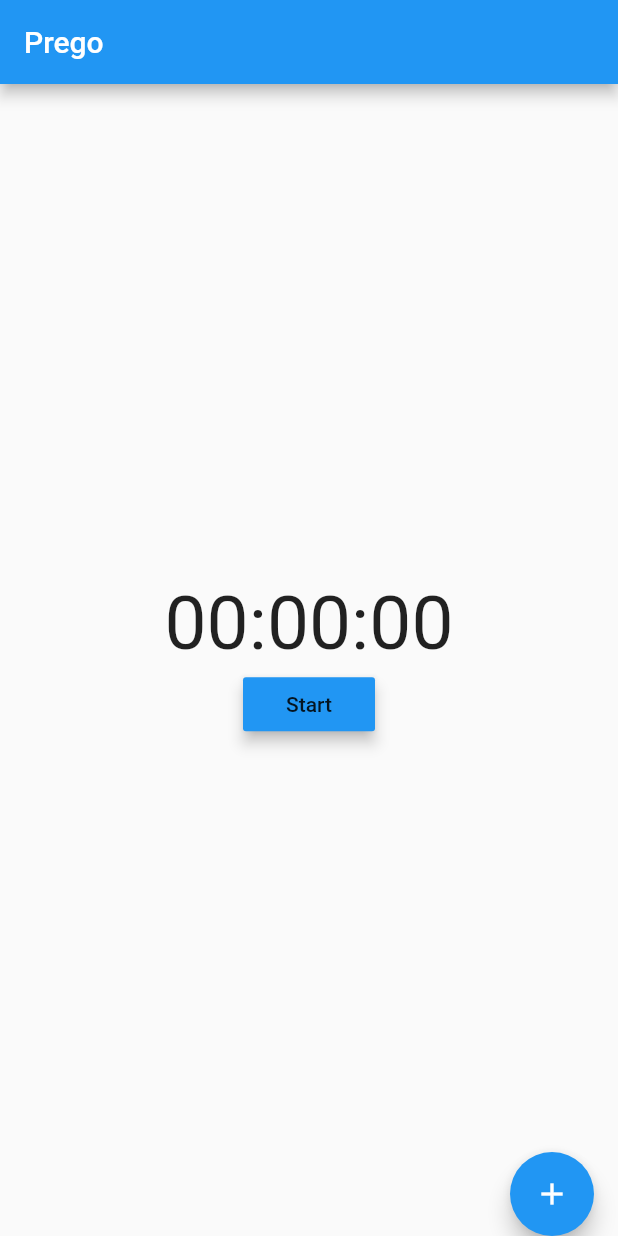
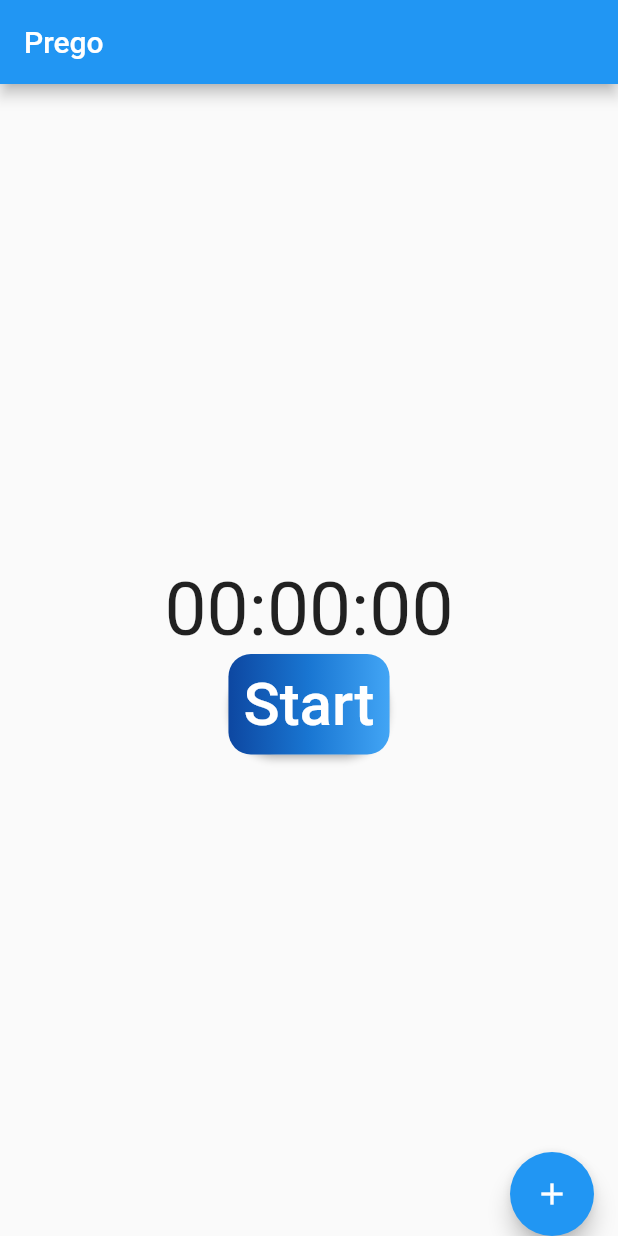
Before and after one commit to jonaylor89/prego, a Flutter app: the screen it shows after launch, on a phone screen of 412 x 824 dp. Run offline on Flutter 3.47's test engine with Material 2 defaults, Android fonts, the phone set to English and light mode, and no system bars; our stand-ins replace dynamic_theme, shared_preferences.

Commit message:
Gradient button

```diff
--- a/lib/main.dart
+++ b/lib/main.dart
@@ -3,7 +3,6 @@ import 'dart:async';
 import 'package:flutter/material.dart';
 import 'package:dynamic_theme/dynamic_theme.dart';
 import 'package:shared_preferences/shared_preferences.dart';
-
 
 void main() => runApp(MyApp());
 
@@ -85,7 +84,9 @@ class _MyHomePageState extends State<MyHomePage> {
   }
 
   Text startStopButtonText() {
-    return sw.isRunning ? Text('Stop') : Text('Start');
+    return sw.isRunning
+        ? Text('Stop', style: TextStyle(fontSize: 40))
+        : Text('Start', style: TextStyle(fontSize: 40));
   }
 
   Future<Duration> _onLoading() async {
@@ -245,13 +246,27 @@ class _MyHomePageState extends State<MyHomePage> {
               Text(_formatDuration(Duration(milliseconds: timerText)),
                   style: TextStyle(fontSize: 50)),
               RaisedButton(
-                child: startStopButtonText(),
-                color: Theme.of(context).accentColor,
-                elevation: 4.0,
-                splashColor: Colors.blueGrey,
                 onPressed: () {
                   toggleDataCollection();
                 },
+                shape: RoundedRectangleBorder(
+                    borderRadius: BorderRadius.all(Radius.circular(32.0))),
+                textColor: Colors.white,
+                padding: const EdgeInsets.all(0.0),
+                child: Container(
+                  decoration: const BoxDecoration(
+                    borderRadius: BorderRadius.all(Radius.circular(15.0)),
+                    gradient: LinearGradient(
+                      colors: <Color>[
+                        Color(0xFF0D47A1),
+                        Color(0xFF1976D2),
+                        Color(0xFF42A5F5),
+                      ],
+                    ),
+                  ),
+                  padding: const EdgeInsets.all(10.0),
+                  child: startStopButtonText(),
+                ),
               ),
             ]),
       ),
--- a/pubspec.yaml
+++ b/pubspec.yaml
@@ -14,7 +14,7 @@ description: A new Flutter project.
 version: 1.0.0+1
 
 environment:
-  sdk: ">=2.1.0 <3.0.0"
+  sdk: ">=2.2.0 <3.0.0"
 
 dependencies:
   flutter:
```
